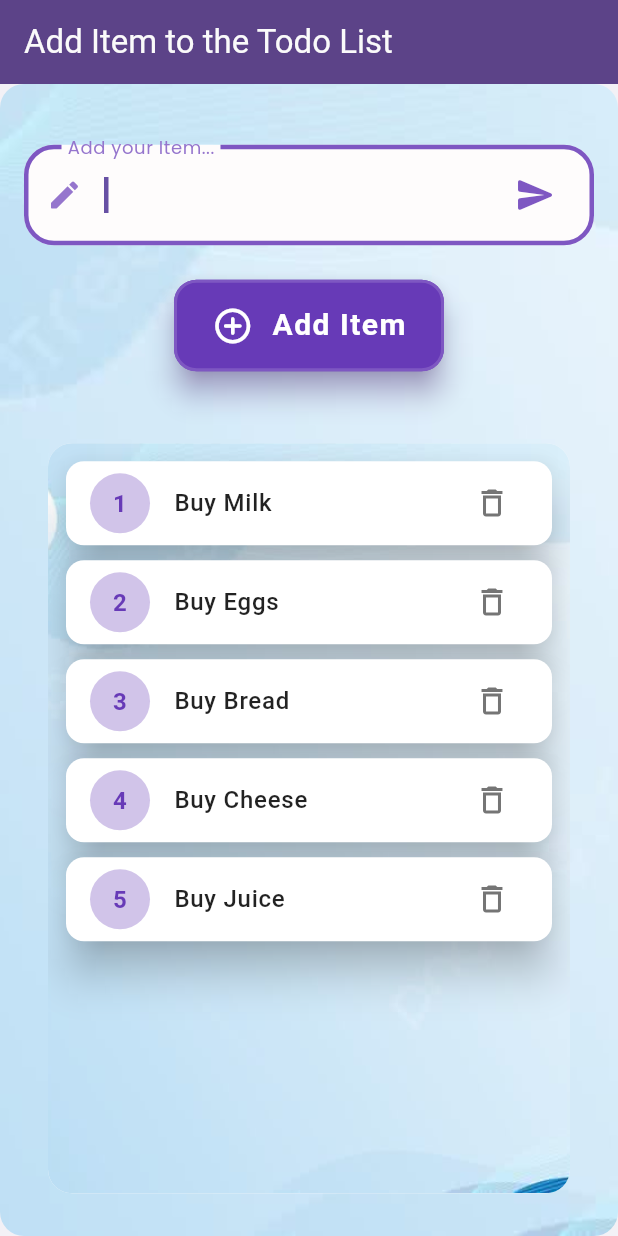
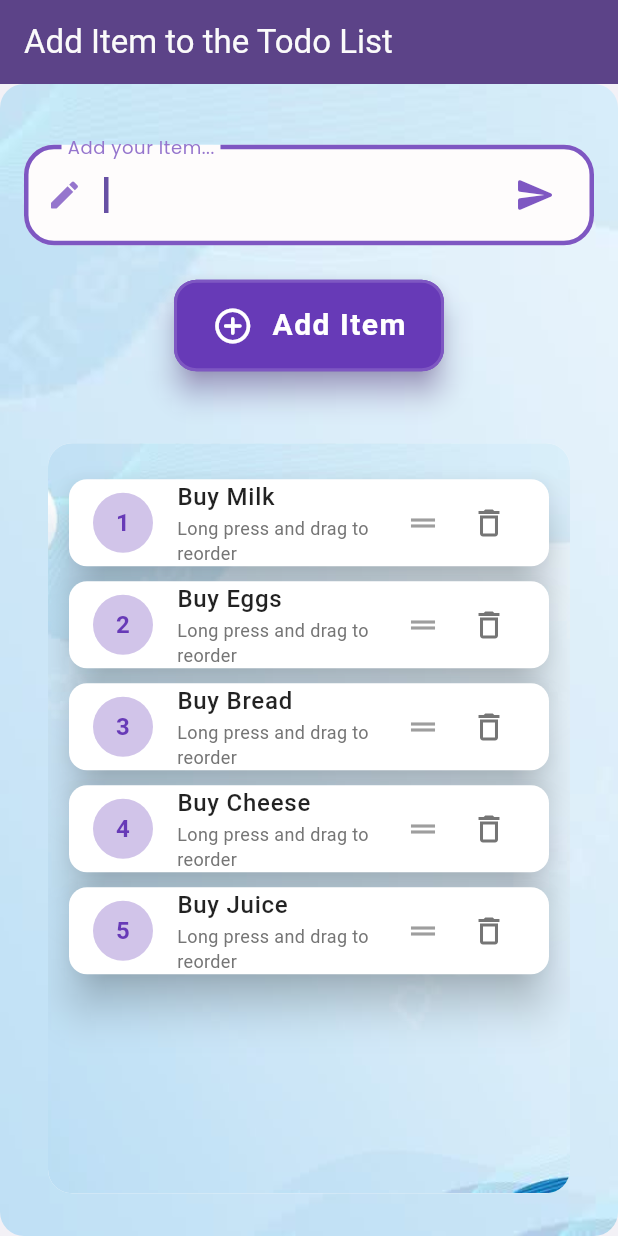
Before and after one commit to AakrishLama/ToDo_List, a Flutter app: the screen it shows after launch, on a phone screen of 412 x 824 dp. Run offline on Flutter 3.47's test engine with Material 3 defaults, Android fonts, the phone set to English and light mode, and no system bars; our stand-ins replace google_fonts; Roboto replaces fonts that are missing (Quando, Rakkas).

Commit message:
reorderable list

```diff
--- a/todo_list/lib/main.dart
+++ b/todo_list/lib/main.dart
@@ -44,6 +44,15 @@ class _MyAppState extends State<MyApp> {
     "Buy Cheese",
     "Buy Juice",
   ];
+  void reorderItems(int oldIndex, int newIndex) {
+  setState(() {
+    if (oldIndex < newIndex) {
+      newIndex -= 1; // Adjust when moving down
+    }
+    final item = todoList.removeAt(oldIndex);
+    todoList.insert(newIndex, item);
+  });
+}
 
   @override
   Widget build(BuildContext context) {
@@ -82,7 +91,7 @@ class _MyAppState extends State<MyApp> {
                   const SizedBox(height: 20),
 
                   const SizedBox(height: 20),
-                  Scrollablelist(todoList: todoList, deleteItem: removeItem),
+                  Scrollablelist(todoList: todoList, deleteItem: removeItem, onReorder: reorderItems),
                   // if(!isEditing)Scrollablelist(todoList: todoList, deleteItem: removeItem),
                 ],
               ),
--- a/todo_list/lib/scrollablelist.dart
+++ b/todo_list/lib/scrollablelist.dart
@@ -1,20 +1,23 @@
 import 'package:flutter/material.dart';
-import "package:google_fonts/google_fonts.dart";
+import 'package:google_fonts/google_fonts.dart';
 
-class Scrollablelist extends StatelessWidget {
+class Scrollablelist extends StatefulWidget {
   final List<String> todoList;
   final Function(int)? deleteItem;
-
+  final Function(int, int)? onReorder;
 
   const Scrollablelist({
     super.key,
     required this.todoList,
     required this.deleteItem,
+    required this.onReorder,
   });
 
-  void swap(){
-    print("go swap");
+  @override
+  State<Scrollablelist> createState() => _ScrollablelistState();
 }
+
+class _ScrollablelistState extends State<Scrollablelist> {
   @override
   Widget build(BuildContext context) {
     return Container(
@@ -30,19 +33,23 @@ class Scrollablelist extends StatelessWidget {
       margin: const EdgeInsets.symmetric(horizontal: 16, vertical: 8),
       child: ClipRRect(
         borderRadius: BorderRadius.circular(16),
-        child: ListView.separated(
-          physics: const BouncingScrollPhysics(),
-          padding: const EdgeInsets.all(12),
-          itemCount: todoList.length,
-          separatorBuilder: (context, index) => const SizedBox(height: 10),
+        child: ReorderableListView.builder(
+          padding: const EdgeInsets.all(14),
+          itemCount: widget.todoList.length,
+          onReorder: (oldIndex, newIndex) {
+            widget.onReorder!(oldIndex, newIndex);
+          },
           itemBuilder: (context, index) {
-            return Material(
+            return Padding(
+              key: Key(widget.todoList[index]),
+              padding: const EdgeInsets.only(top: 10),
+              child: Material(
                 elevation: 12,
                 borderRadius: BorderRadius.circular(12),
                 color: Colors.white,
                 child: InkWell(
                   borderRadius: BorderRadius.circular(12),
-                onTap: () => deleteItem?.call(index),
+                  onTap: () => widget.deleteItem?.call(index),
                   splashColor: const Color.fromARGB(255, 100, 66, 135),
                   highlightColor: const Color.fromARGB(255, 193, 147, 238),
                   child: Padding(
@@ -68,23 +75,34 @@ class Scrollablelist extends StatelessWidget {
                         ),
                       ),
                       title: Text(
-                      todoList[index],
+                        widget.todoList[index],
                         style: GoogleFonts.rakkas(
                           fontSize: 16,
                           fontWeight: FontWeight.w500,
                           color: Colors.black87,
                         ),
                       ),
+                      subtitle: Text(
+                        'Long press and drag to reorder',
+                        style: GoogleFonts.rakkas(
+                          fontSize: 12,
+                          fontWeight: FontWeight.w400,
+                          color: Colors.grey[600],
+                        ),
+                      ),
                       trailing: Row(
                         mainAxisSize: MainAxisSize.min,
                         children: [
+                          const Icon(Icons.drag_handle, color: Colors.grey),
+                          const SizedBox(width: 8),
                           IconButton(
-                          icon: Icon(Icons.delete_outline),
+                            icon: const Icon(Icons.delete_outline),
                             color: Colors.grey[600],
                             splashRadius: 20,
-                          onPressed: () => deleteItem!(index),
+                            onPressed: () => widget.deleteItem!(index),
                           ),
                         ],
+                      ),
                     ),
                   ),
                 ),
```
Lines whose indentation alone changed are shown as unchanged.
